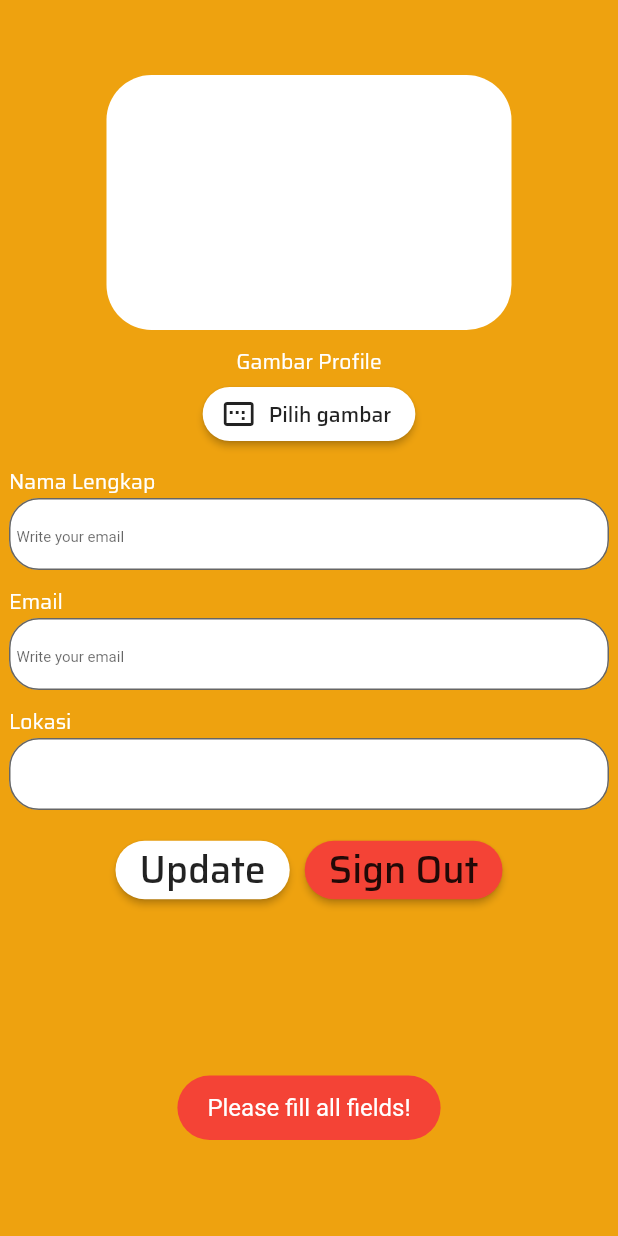
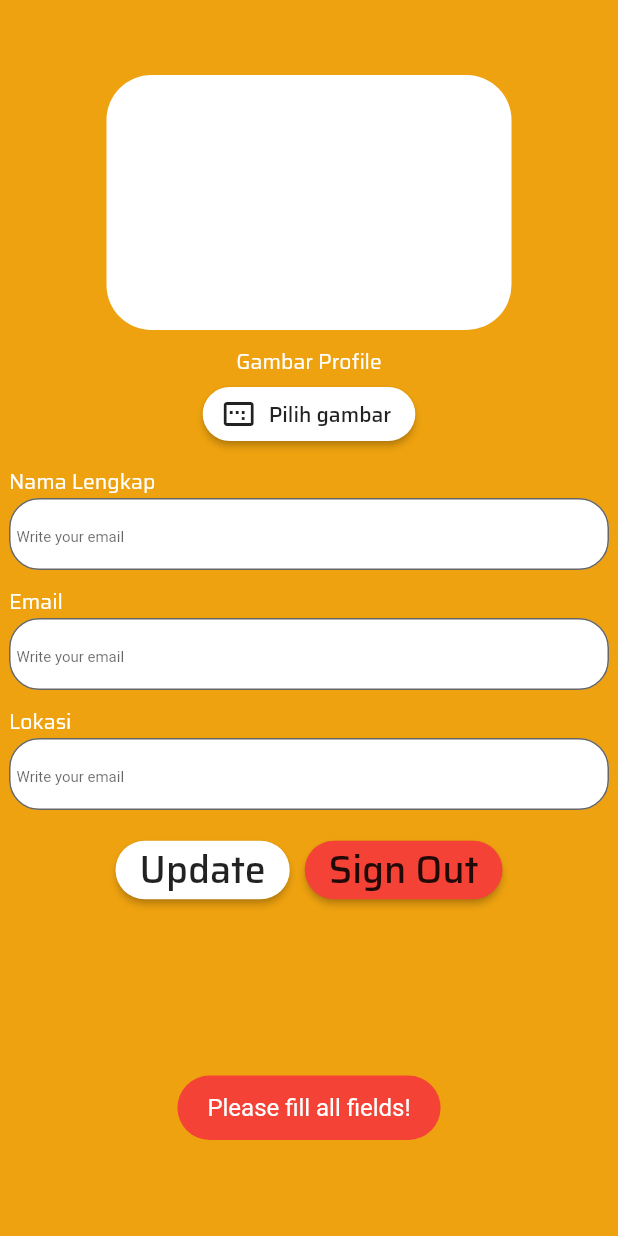
Before and after one commit to Xzellize90/CariKerja, a Flutter app: the ProfileApp screen opened directly, after a tap on "Update", on a phone screen of 412 x 824 dp. Run offline on Flutter 3.47's test engine with Material 2 defaults, Android fonts, the phone set to English and light mode, and no system bars; our stand-ins replace circular_profile_avatar, cloud_firestore, equatable, firebase_auth, firebase_core, firebase_storage and 5 more; accounts and stored records are empty.

Commit message:
A_edit_noPhoto(HAKIKI)

```diff
--- a/lib/models/userA.dart
+++ b/lib/models/userA.dart
@@ -1,10 +1,10 @@
 part of 'models.dart';
 
-class UserA extends Equatable{
+class UserA extends Equatable {
+  final String uid;
+  final String namaA;
+  final String email;
 
-  final String uid;
-  final String email;
-  final String namaA;
   final String lokasi;
   final String ttlahir;
   final String agama;
@@ -14,8 +14,22 @@ class UserA extends Equatable{
   final String pbekerja;
   final String profileApplicant;
 
-  UserA(this.uid, this.email, {this.namaA, this.lokasi, this.ttlahir, this.agama, this.hobby, this.spendidikan, this.skills, this.pbekerja, this.profileApplicant});
+  UserA(this.uid, this.namaA, this.email, this.lokasi, this.ttlahir, this.agama,
+      this.hobby, this.spendidikan, this.skills, this.pbekerja,
+      {this.profileApplicant});
 
   @override
-  List<Object> get props => [uid, email, namaA, lokasi, ttlahir, agama, hobby, spendidikan, skills, pbekerja, profileApplicant];
+  List<Object> get props => [
+        uid,
+        namaA,
+        email,
+        lokasi,
+        ttlahir,
+        agama,
+        hobby,
+        spendidikan,
+        skills,
+        pbekerja,
+        profileApplicant
+      ];
 }
--- a/lib/ui/pages/Aprofile_page.dart
+++ b/lib/ui/pages/Aprofile_page.dart
@@ -11,7 +11,15 @@ class _ProfileAppState extends State<ProfileApp> {
   bool isLoading;
 
   TextEditingController controllerName;
-  TextEditingController controllerPrice;
+  TextEditingController controllerEmail;
+  TextEditingController controllerLokasi;
+  TextEditingController controllerLahir;
+  TextEditingController controllerAgama;
+  TextEditingController controllerHobby;
+  TextEditingController controllerPend;
+  TextEditingController controllerSkill;
+  TextEditingController controllerKerja;
+
   User _auth = FirebaseAuth.instance.currentUser;
 
   CollectionReference userCollection =
@@ -19,7 +27,15 @@ class _ProfileAppState extends State<ProfileApp> {
   String id, name, email, hobby, lokai, agama, kerja, pendidikan, ttl, skill;
 
   var ctrlName = TextEditingController();
-  var ctrlPrice = TextEditingController();
+  var ctrlEmail = TextEditingController();
+  var ctrlLokasi = TextEditingController();
+  var ctrlLahir = TextEditingController();
+  var ctrlAgama = TextEditingController();
+  var ctrlHobby = TextEditingController();
+  var ctrlPend = TextEditingController();
+  var ctrlSkill = TextEditingController();
+  var ctrlKerja = TextEditingController();
+
   var ctrlId = TextEditingController();
 
   PickedFile imageFile;
@@ -133,8 +149,7 @@ class _ProfileAppState extends State<ProfileApp> {
                       style:
                           TextStyle(color: Colors.white, fontFamily: 'saira')),
                   TextFormField(
-                    controller: ctrlPrice =
-                        TextEditingController(text: email ?? ''),
+                    controller: ctrlEmail = TextEditingController(text: email),
                     keyboardType: TextInputType.emailAddress,
                     decoration: InputDecoration(
                         contentPadding: EdgeInsets.all(5),
@@ -152,11 +167,11 @@ class _ProfileAppState extends State<ProfileApp> {
                           TextStyle(color: Colors.white, fontFamily: 'saira')),
                   TextFormField(
                     keyboardType: TextInputType.emailAddress,
+                    controller: ctrlLokasi = TextEditingController(text: lokai),
                     decoration: InputDecoration(
                         contentPadding: EdgeInsets.all(5),
                         filled: true,
                         fillColor: Colors.white,
-                        labelText: lokai ?? '',
                         labelStyle: TextStyle(fontSize: 15),
                         hintText: "Write your email",
                         hintStyle: TextStyle(fontSize: 10),
@@ -169,11 +184,11 @@ class _ProfileAppState extends State<ProfileApp> {
                           TextStyle(color: Colors.white, fontFamily: 'saira')),
                   TextFormField(
                     keyboardType: TextInputType.emailAddress,
+                    controller: ctrlLahir = TextEditingController(text: ttl),
                     decoration: InputDecoration(
                         contentPadding: EdgeInsets.all(5),
                         filled: true,
                         fillColor: Colors.white,
-                        labelText: ttl ?? '',
                         labelStyle: TextStyle(fontSize: 15),
                         hintText: "Write your email",
                         hintStyle: TextStyle(fontSize: 10),
@@ -186,11 +201,11 @@ class _ProfileAppState extends State<ProfileApp> {
                           TextStyle(color: Colors.white, fontFamily: 'saira')),
                   TextFormField(
                     keyboardType: TextInputType.emailAddress,
+                    controller: ctrlAgama = TextEditingController(text: agama),
                     decoration: InputDecoration(
                         contentPadding: EdgeInsets.all(5),
                         filled: true,
                         fillColor: Colors.white,
-                        labelText: agama ?? '',
                         labelStyle: TextStyle(fontSize: 15),
                         hintText: "Write your email",
                         hintStyle: TextStyle(fontSize: 10),
@@ -203,11 +218,11 @@ class _ProfileAppState extends State<ProfileApp> {
                           TextStyle(color: Colors.white, fontFamily: 'saira')),
                   TextFormField(
                     keyboardType: TextInputType.emailAddress,
+                    controller: ctrlHobby = TextEditingController(text: hobby),
                     decoration: InputDecoration(
                         contentPadding: EdgeInsets.all(5),
                         filled: true,
                         fillColor: Colors.white,
-                        labelText: hobby ?? '',
                         labelStyle: TextStyle(fontSize: 15),
                         hintText: "Write your email",
                         hintStyle: TextStyle(fontSize: 10),
@@ -220,11 +235,12 @@ class _ProfileAppState extends State<ProfileApp> {
                           TextStyle(color: Colors.white, fontFamily: 'saira')),
                   TextFormField(
                     keyboardType: TextInputType.emailAddress,
+                    controller: ctrlPend =
+                        TextEditingController(text: pendidikan),
                     decoration: InputDecoration(
                         contentPadding: EdgeInsets.all(5),
                         filled: true,
                         fillColor: Colors.white,
-                        labelText: pendidikan ?? '',
                         labelStyle: TextStyle(fontSize: 15),
                         hintText: "Write your email",
                         hintStyle: TextStyle(fontSize: 10),
@@ -237,11 +253,11 @@ class _ProfileAppState extends State<ProfileApp> {
                           TextStyle(color: Colors.white, fontFamily: 'saira')),
                   TextFormField(
                     keyboardType: TextInputType.emailAddress,
+                    controller: ctrlSkill = TextEditingController(text: skill),
                     decoration: InputDecoration(
                         contentPadding: EdgeInsets.all(5),
                         filled: true,
                         fillColor: Colors.white,
-                        labelText: skill ?? '',
                         labelStyle: TextStyle(fontSize: 15),
                         hintText: "Write your email",
                         hintStyle: TextStyle(fontSize: 10),
@@ -254,11 +270,11 @@ class _ProfileAppState extends State<ProfileApp> {
                           TextStyle(color: Colors.white, fontFamily: 'saira')),
                   TextFormField(
                     keyboardType: TextInputType.emailAddress,
+                    controller: ctrlKerja = TextEditingController(text: kerja),
                     decoration: InputDecoration(
                         contentPadding: EdgeInsets.all(5),
                         filled: true,
                         fillColor: Colors.white,
-                        labelText: kerja ?? '',
                         labelStyle: TextStyle(fontSize: 15),
                         hintText: "Write your email",
                         hintStyle: TextStyle(fontSize: 10),
@@ -286,7 +302,7 @@ class _ProfileAppState extends State<ProfileApp> {
                         ),
                         onPressed: () async {
                           ctrlId = TextEditingController(text: id);
-                          if (ctrlName.text == "") {
+                          if (ctrlName.text == "" || ctrlEmail.text == "") {
                             Fluttertoast.showToast(
                               msg: "Please fill all fields!",
                               toastLength: Toast.LENGTH_SHORT,
@@ -300,9 +316,16 @@ class _ProfileAppState extends State<ProfileApp> {
                               isLoading = true;
                             });
                             UserA user = UserA(
-                              ctrlId.text,
-                              ctrlName.text,
-                            );
+                                ctrlId.text,
+                                ctrlName.text,
+                                ctrlEmail.text,
+                                ctrlLokasi.text,
+                                ctrlLahir.text,
+                                ctrlAgama.text,
+                                ctrlHobby.text,
+                                ctrlPend.text,
+                                ctrlSkill.text,
+                                ctrlKerja.text);
                             bool result = await UserAServices.editProduct(user);
                             if (result == true) {
                               Fluttertoast.showToast(
@@ -316,7 +339,6 @@ class _ProfileAppState extends State<ProfileApp> {
                               setState(() {
                                 isLoading = false;
                               });
-                              Navigator.pop(context);
                             } else {
                               Fluttertoast.showToast(
                                 msg: "Failed! Try again",
```
Also changed, not shown: lib/extensions/firebase_userA_extensions.dart (+22 -2 lines), lib/services/userA_services.dart (+8 -0 lines).
